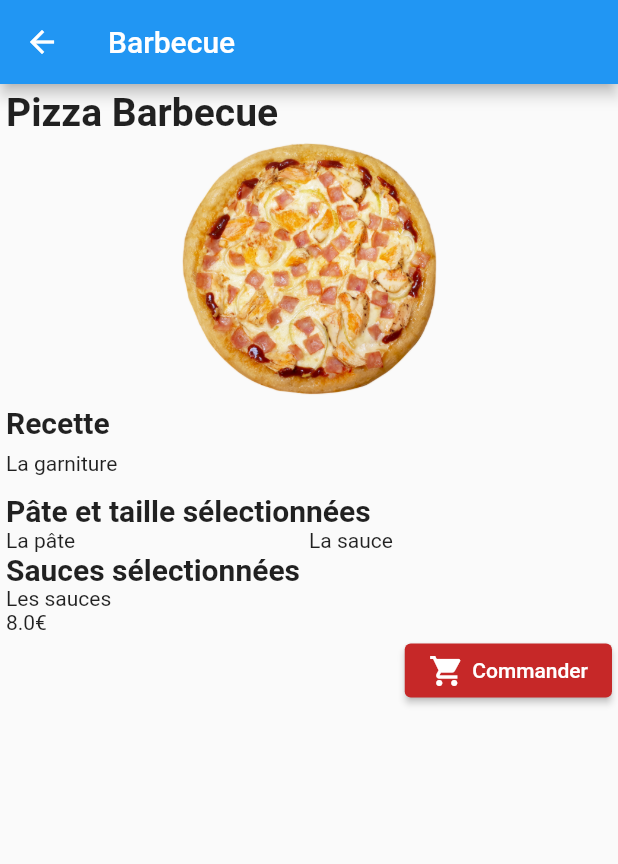
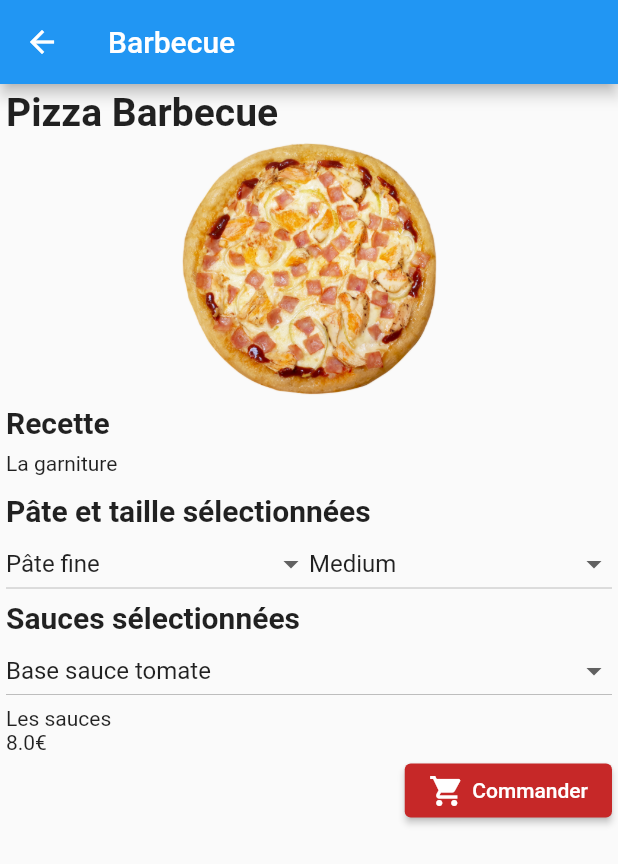
Before and after one commit to Galambur/EPSI_flutterDart, a Flutter app: the PizzaList screen opened directly, after a tap on "Barbecue", on a phone screen of 412 x 824 dp. Shown: the top 864 px of the screen. Run offline on Flutter 3.47's test engine with Material 2 defaults, Android fonts, the phone set to English and light mode, and no system bars.

Commit message:
TD3 Avant Le calcul du prix d’une pizza

```diff
--- /dev/null
+++ b/lib/models/option_item.dart
@@ -0,0 +1,7 @@
+class OptionItem {
+  final int value;
+  final String name;
+  final int supplement;
+
+  OptionItem(this.value, this.name, {this.supplement = 0});
+}
--- a/lib/models/pizza.dart
+++ b/lib/models/pizza.dart
@@ -1,3 +1,5 @@
+import 'package:pizzeria/models/option_item.dart';
+
 class Pizza {
   final int id;
   final String title;
@@ -5,5 +7,26 @@ class Pizza {
   final String image;
   final double price;
 
+  int pate = 0;
+  int taille = 1;
+  int sauce = 0;
+
+  static final List<OptionItem> pates = [
+    OptionItem(0, "Pâte fine"),
+    OptionItem(1, "Pâte épaisse", supplement: 2),
+  ];
+
+  static final List<OptionItem> tailles = [
+    OptionItem(0, "Small", supplement: -1),
+    OptionItem(1, "Medium"),
+    OptionItem(2, "Large", supplement: 2),
+    OptionItem(3, "Extra large", supplement: 4),
+  ];
+
+  static final List<OptionItem> sauces = [
+    OptionItem(0, "Base sauce tomate"),
+    OptionItem(0, "Sauce samourai", supplement: 2),
+  ];
+
   Pizza(this.id, this.title, this.garniture, this.image, this.price);
 }
--- a/lib/ui/pizza_details.dart
+++ b/lib/ui/pizza_details.dart
@@ -1,5 +1,6 @@
 import 'package:flutter/cupertino.dart';
 import 'package:flutter/material.dart';
+import 'package:pizzeria/models/option_item.dart';
 import 'package:pizzeria/models/pizza.dart';
 import 'package:pizzeria/ui/share/buy_button_widget.dart';
 import 'package:pizzeria/ui/share/pizzeria_style.dart';
@@ -46,20 +47,70 @@ class _PizzaDetailsState extends State<PizzaDetails> {
           Row(
             mainAxisAlignment: MainAxisAlignment.spaceEvenly,
             children: [
-              Expanded(child: Text('La pâte')),
-              Expanded(child: Text('La sauce')),
+              Expanded(child: _buildDropDownPates()),
+              Expanded(child: _buildDropDownTailles()),
             ],
           ),
           Text(
             'Sauces sélectionnées',
             style: PizzeriaStyle.headerTextStyle,
           ),
+          _buildDropDownSauces(),
           Text('Les sauces'),
           Text('${widget._pizza.price}€'),
           BuyButtonWidget(),
         ],
       )
     );
+  }
+
+  _buildDropDownPates(){
+    return DropdownButton<OptionItem>(
+      isExpanded: true,
+      value: Pizza.pates[widget._pizza.pate],
+      items: _buildDropDownItems(Pizza.pates),
+      onChanged: (item) {
+        setState(() {
+          widget._pizza.pate = item!.value;
+        });
+      },
+    );
+  }
+
+  _buildDropDownTailles(){
+    return DropdownButton<OptionItem>(
+      isExpanded: true,
+      value: Pizza.tailles[widget._pizza.taille],
+      items: _buildDropDownItems(Pizza.tailles),
+      onChanged: (item) {
+        setState(() {
+          widget._pizza.taille = item!.value;
+        });
+      },
+    );
+  }
+
+  _buildDropDownSauces(){
+    return DropdownButton<OptionItem>(
+      isExpanded: true,
+      value: Pizza.sauces[widget._pizza.sauce],
+      items: _buildDropDownItems(Pizza.sauces),
+      onChanged: (item) {
+        setState(() {
+          widget._pizza.sauce = item!.value;
+        });
+      },
+    );
+  }
+
+  _buildDropDownItems(List<OptionItem> list){
+    return Iterable.generate(
+      list.length,
+        (i) => DropdownMenuItem<OptionItem>(
+          value: list[i],
+          child: Text(list[i].name),
+        ),
+    ).toList();
   }
 
   /*_buildBuyButton() {
```
